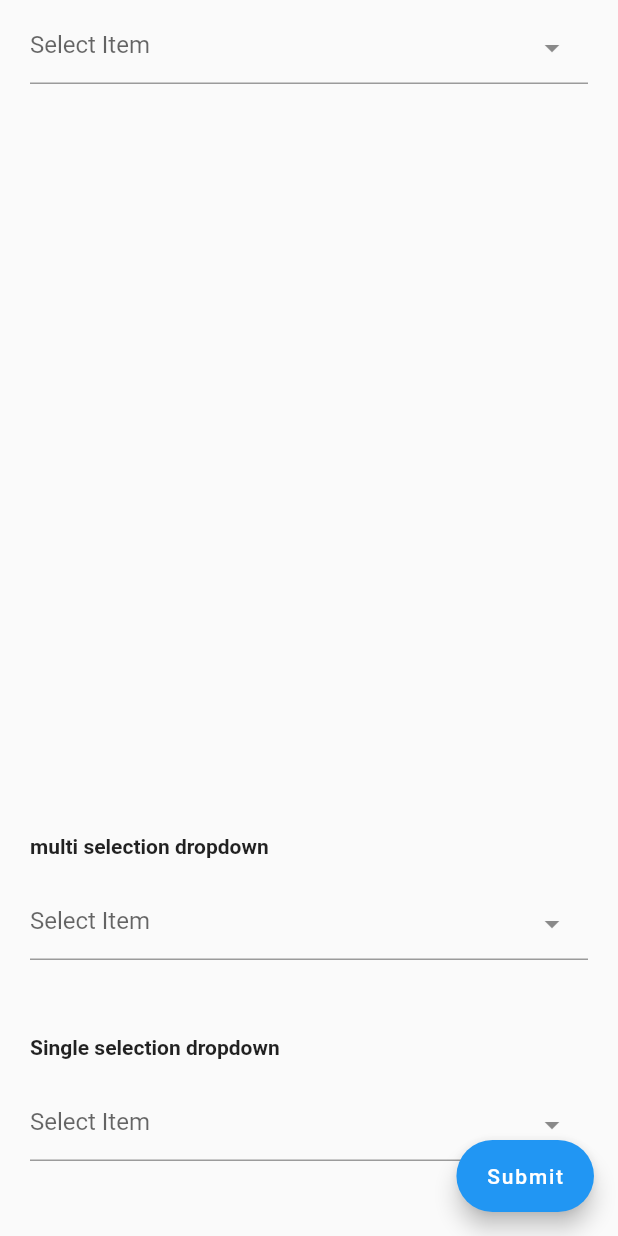
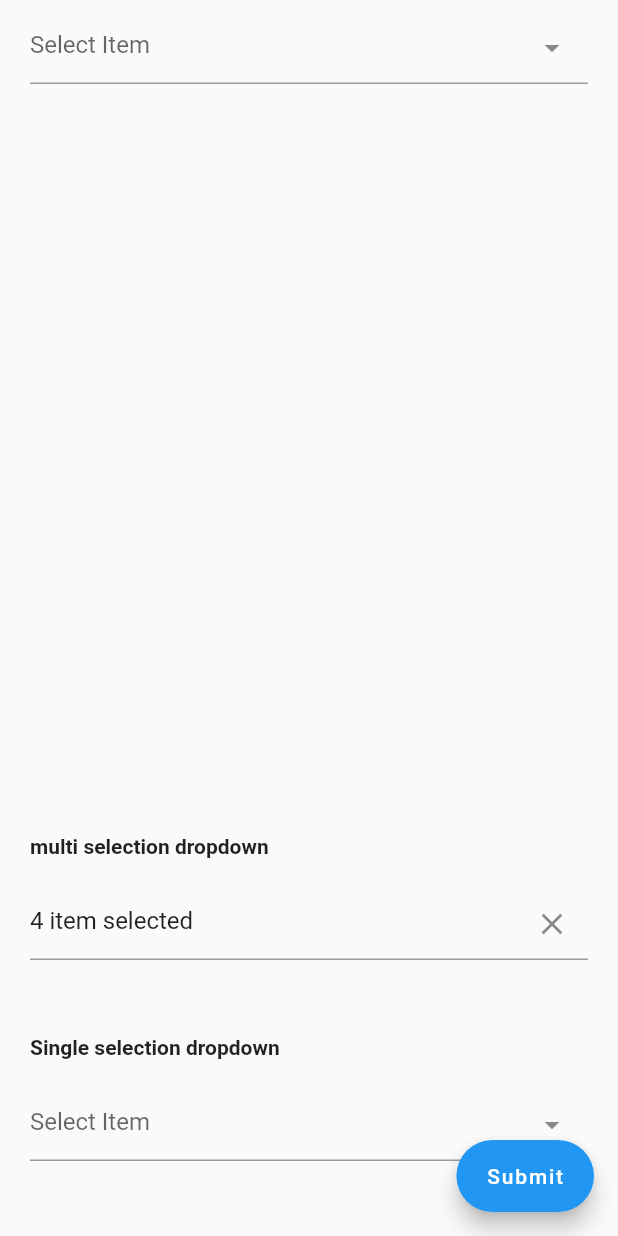
Before and after one commit to srtraj/dropdown_textfield, a Flutter app: the screen it shows after launch, scrolled down 662 dp, on a phone screen of 412 x 824 dp. Run offline on Flutter 3.47's test engine with Material 2 defaults, Android fonts, the phone set to English and light mode, and no system bars; our stand-ins replace equatable.

Commit message:
- Option added to customize clear and dropdown icon properties - checkBoxProperty added ,now you can customize default property of multiple checkbox style - "InitialValue in multiSelection #9" bug .

```diff
--- a/example/lib/main.dart
+++ b/example/lib/main.dart
@@ -73,8 +73,9 @@ class _TestPageState extends State<TestPage> {
                 DropDownTextField(
                   // initialValue: "name4",
                   controller: _cnt,
-                  clearOption: false,
+                  clearOption: true,
                   enableSearch: true,
+                  clearIconProperty: IconProperty(color: Colors.green),
                   searchDecoration: const InputDecoration(
                       hintText: "enter your custom hint text here"),
                   validator: (value) {
@@ -85,6 +86,7 @@ class _TestPageState extends State<TestPage> {
                     }
                   },
                   dropDownItemCount: 6,
+
                   dropDownList: const [
                     DropDownValueModel(name: 'name1', value: "value1"),
                     DropDownValueModel(
@@ -155,7 +157,8 @@ class _TestPageState extends State<TestPage> {
                   height: 20,
                 ),
                 DropDownTextField.multiSelection(
-                  controller: _cntMulti,
+                  // controller: _cntMulti,
+                  initialValue: const ["name1", "name2", "name8", "name3"],
                   dropDownList: const [
                     DropDownValueModel(name: 'name1', value: "value1"),
                     DropDownValueModel(
--- a/lib/dropdown_textfield.dart
+++ b/lib/dropdown_textfield.dart
@@ -4,6 +4,49 @@ import 'package:collection/collection.dart';
 import 'package:dropdown_textfield/tooltip_widget.dart';
 import 'package:equatable/equatable.dart';
 import 'package:flutter/material.dart';
+
+class IconProperty {
+  final IconData? icon;
+  final Color? color;
+  final double? size;
+  IconProperty({this.icon, this.color, this.size});
+}
+
+class CheckBoxProperty {
+  final MouseCursor? mouseCursor;
+  final Color? activeColor;
+  final MaterialStateProperty<Color?>? fillColor;
+  final Color? checkColor;
+  final bool tristate;
+  final MaterialTapTargetSize? materialTapTargetSize;
+  final VisualDensity? visualDensity;
+  final Color? focusColor;
+  final Color? hoverColor;
+  final MaterialStateProperty<Color?>? overlayColor;
+  final double? splashRadius;
+  final FocusNode? focusNode;
+  final bool autofocus;
+  final OutlinedBorder? shape;
+  final BorderSide? side;
+  static const double width = 18.0;
+  CheckBoxProperty({
+    this.tristate = false,
+    this.mouseCursor,
+    this.activeColor,
+    this.fillColor,
+    this.checkColor,
+    this.focusColor,
+    this.hoverColor,
+    this.overlayColor,
+    this.splashRadius,
+    this.materialTapTargetSize,
+    this.visualDensity,
+    this.focusNode,
+    this.autofocus = false,
+    this.shape,
+    this.side,
+  });
+}
 
 class DropDownTextField extends StatefulWidget {
   const DropDownTextField(
@@ -20,6 +63,7 @@ class DropDownTextField extends StatefulWidget {
       this.readOnly = true,
       this.dropdownRadius = 12,
       this.textFieldDecoration,
+      this.dropDownIconProperty,
       this.dropDownItemCount = 6,
       this.searchFocusNode,
       this.textFieldFocusNode,
@@ -29,6 +73,7 @@ class DropDownTextField extends StatefulWidget {
       this.searchKeyboardType,
       this.listSpace = 0,
       this.clearOption = true,
+      this.clearIconProperty,
       // this.keyboardHeight = 450,
       this.listPadding,
       this.listTextStyle})
@@ -41,6 +86,7 @@ class DropDownTextField extends StatefulWidget {
               !(controller is SingleValueDropDownController)),
           "controller must be type of SingleValueDropDownController",
         ),
+        checkBoxProperty = null,
         isMultiSelection = false,
         singleController = controller,
         multiController = null,
@@ -49,8 +95,8 @@ class DropDownTextField extends StatefulWidget {
         submitButtonText = null,
         submitButtonTextStyle = null,
         super(key: key);
-  const DropDownTextField.multiSelection(
-      {Key? key,
+  const DropDownTextField.multiSelection({
+    Key? key,
     this.controller,
     this.displayCompleteItem = false,
     this.initialValue,
@@ -61,18 +107,21 @@ class DropDownTextField extends StatefulWidget {
     this.validator,
     this.isEnabled = true,
     this.dropdownRadius = 12,
+    this.dropDownIconProperty,
     this.textFieldDecoration,
     this.dropDownItemCount = 6,
     this.searchFocusNode,
     this.textFieldFocusNode,
     this.listSpace = 0,
     this.clearOption = true,
+    this.clearIconProperty,
     this.submitButtonColor,
     this.submitButtonText,
     this.submitButtonTextStyle,
     this.listPadding,
-      this.listTextStyle})
-      : assert(initialValue == null || controller == null,
+    this.listTextStyle,
+    this.checkBoxProperty,
+  })  : assert(initialValue == null || controller == null,
             "you cannot add both initialValue and multiController\nset initial value using controller\n\tMultiValueDropDownController(data:initial value)"),
         assert(
           !(controller != null &&
@@ -91,6 +140,8 @@ class DropDownTextField extends StatefulWidget {
         // keyboardHeight = 0,
         super(key: key);
 
+  ///single and multiple dropdown controller.
+  ///It must be type of SingleValueDropDownController or MultiValueDropDownController.
   final dynamic controller;
 
   ///single dropdown controller,
@@ -122,6 +173,9 @@ class DropDownTextField extends StatefulWidget {
 
   ///override default textfield decoration
   final InputDecoration? textFieldDecoration;
+
+  ///customize dropdown icon size and color
+  final IconProperty? dropDownIconProperty;
 
   ///by setting isEnabled=false to disable textfield,default value true
   final bool isEnabled;
@@ -158,6 +212,9 @@ class DropDownTextField extends StatefulWidget {
   ///by set clearOption=false to hide clear suffix icon button from textfield.
   final bool clearOption;
 
+  ///customize Clear icon size and color
+  final IconProperty? clearIconProperty;
+
   ///space between textfield and list ,default value is 0
   final double listSpace;
 
@@ -175,6 +232,9 @@ class DropDownTextField extends StatefulWidget {
 
   ///dropdown list item text style
   final TextStyle? listTextStyle;
+
+  ///customize checkbox property
+  final CheckBoxProperty? checkBoxProperty;
 
   @override
   _DropDownTextFieldState createState() => _DropDownTextFieldState();
@@ -260,7 +320,7 @@ class _DropDownTextFieldState extends State<DropDownTextField>
           var index = _dropDownList.indexWhere((element) =>
               element.name.trim() == widget.initialValue[i].trim());
           if (index != -1) {
-            _multiSelectionValue[i] = true;
+            _multiSelectionValue[index] = true;
           }
         }
         int count =
@@ -465,14 +525,19 @@ class _DropDownTextFieldState extends State<DropDownTextField>
             decoration: widget.textFieldDecoration != null
                 ? widget.textFieldDecoration!.copyWith(
                     suffixIcon: (_cnt.text.isEmpty || !widget.clearOption)
-                        ? const Icon(
+                        ? Icon(
+                            widget.dropDownIconProperty?.icon ??
                                 Icons.arrow_drop_down_outlined,
+                            size: widget.dropDownIconProperty?.size,
+                            color: widget.dropDownIconProperty?.color,
                           )
                         : widget.clearOption
                             ? InkWell(
                                 onTap: clearFun,
-                                child: const Icon(
-                                  Icons.clear,
+                                child: Icon(
+                                  widget.clearIconProperty?.icon ?? Icons.clear,
+                                  size: widget.clearIconProperty?.size,
+                                  color: widget.clearIconProperty?.color,
                                 ),
                               )
                             : null,
@@ -482,14 +547,19 @@ class _DropDownTextFieldState extends State<DropDownTextField>
                     hintText: _hintText,
                     hintStyle: const TextStyle(fontWeight: FontWeight.normal),
                     suffixIcon: (_cnt.text.isEmpty || !widget.clearOption)
-                        ? const Icon(
+                        ? Icon(
+                            widget.dropDownIconProperty?.icon ??
                                 Icons.arrow_drop_down_outlined,
+                            size: widget.dropDownIconProperty?.size,
+                            color: widget.dropDownIconProperty?.color,
                           )
                         : widget.clearOption
                             ? InkWell(
                                 onTap: clearFun,
-                                child: const Icon(
-                                  Icons.clear,
+                                child: Icon(
+                                  widget.clearIconProperty?.icon ?? Icons.clear,
+                                  size: widget.clearIconProperty?.size,
+                                  color: widget.clearIconProperty?.color,
                                 ),
                               )
                             : null,
@@ -719,7 +789,9 @@ class _DropDownTextFieldState extends State<DropDownTextField>
                         if (_isScrollPadding) {
                           shiftOverlayEntry2to1();
                         }
-                      })
+                      },
+                      clearIconProperty: widget.clearIconProperty,
+                    )
                   : MultiSelection(
                       buttonTextStyle: widget.submitButtonTextStyle,
                       buttonText: widget.submitButtonText,
@@ -763,6 +835,7 @@ class _DropDownTextFieldState extends State<DropDownTextField>
 
                         setState(() {});
                       },
+                      checkBoxProperty: widget.checkBoxProperty,
                     ),
             ),
           ),
@@ -792,7 +865,8 @@ class SingleSelection extends StatefulWidget {
       this.onSearchSubmit,
       this.listTextStyle,
       this.searchDecoration,
-      required this.listPadding})
+      required this.listPadding,
+      this.clearIconProperty})
       : super(key: key);
   final List<DropDownValueModel> dropDownList;
   final ValueSetter onChanged;
@@ -812,6 +886,7 @@ class SingleSelection extends StatefulWidget {
   final TextStyle? listTextStyle;
   final ListPadding listPadding;
   final InputDecoration? searchDecoration;
+  final IconProperty? clearIconProperty;
 
   @override
   State<SingleSelection> createState() => _SingleSelectionState();
@@ -891,8 +966,12 @@ class _SingleSelectionState extends State<SingleSelection> {
                       onItemChanged("");
                     },
                     child: widget.searchFocusNode.hasFocus
-                        ? const InkWell(
-                            child: Icon(Icons.close),
+                        ? InkWell(
+                            child: Icon(
+                              widget.clearIconProperty?.icon ?? Icons.close,
+                              size: widget.clearIconProperty?.size,
+                              color: widget.clearIconProperty?.color,
+                            ),
                           )
                         : const SizedBox.shrink(),
                   ),
@@ -956,7 +1035,8 @@ class MultiSelection extends StatefulWidget {
       this.buttonTextStyle,
       required this.listTileHeight,
       required this.listPadding,
-      this.listTextStyle})
+      this.listTextStyle,
+      this.checkBoxProperty})
       : super(key: key);
   final List<DropDownValueModel> dropDownList;
   final ValueSetter onChanged;
@@ -968,6 +1048,7 @@ class MultiSelection extends StatefulWidget {
   final double listTileHeight;
   final TextStyle? listTextStyle;
   final ListPadding listPadding;
+  final CheckBoxProperty? checkBoxProperty;
 
   @override
   _MultiSelectionState createState() => _MultiSelectionState();
@@ -1033,6 +1114,25 @@ class _MultiSelectionState extends State<MultiSelection> {
                                 });
                               }
                             },
+                            tristate:
+                                widget.checkBoxProperty?.tristate ?? false,
+                            mouseCursor: widget.checkBoxProperty?.mouseCursor,
+                            activeColor: widget.checkBoxProperty?.activeColor,
+                            fillColor: widget.checkBoxProperty?.fillColor,
+                            checkColor: widget.checkBoxProperty?.checkColor,
+                            focusColor: widget.checkBoxProperty?.focusColor,
+                            hoverColor: widget.checkBoxProperty?.hoverColor,
+                            overlayColor: widget.checkBoxProperty?.overlayColor,
+                            splashRadius: widget.checkBoxProperty?.splashRadius,
+                            materialTapTargetSize:
+                                widget.checkBoxProperty?.materialTapTargetSize,
+                            visualDensity:
+                                widget.checkBoxProperty?.visualDensity,
+                            focusNode: widget.checkBoxProperty?.focusNode,
+                            autofocus:
+                                widget.checkBoxProperty?.autofocus ?? false,
+                            shape: widget.checkBoxProperty?.shape,
+                            side: widget.checkBoxProperty?.side,
                           ),
                         ],
                       ),
--- a/pubspec.yaml
+++ b/pubspec.yaml
@@ -1,6 +1,6 @@
 name: dropdown_textfield
 description: A DropdownTextfield is a material design TextField. The DropDownButton is a widget that we can use to select one unique value or multivalue from a set of values.
-version: 1.0.4
+version: 1.0.5
 homepage: https://github.com/srtraj/dropdown_textfield
 
 environment:
```
Also changed, not shown: example/pubspec.lock, 2 other files. Lines whose indentation alone changed are shown as unchanged.
